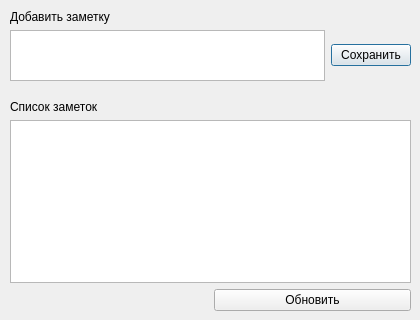
First picture: the form in NotesDialog.ui, repository okostynchuk/Outcall, before the edit.
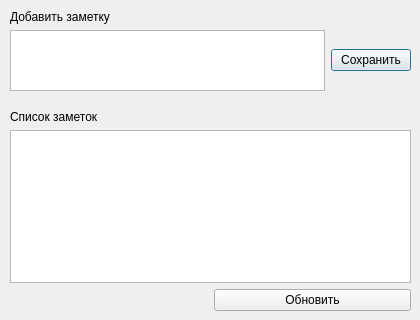
Second picture: the form after the edit.

Commit message: buatiful notes dialog

The edit to the form file:
```diff
--- a/NotesDialog.ui
+++ b/NotesDialog.ui
@@ -13,13 +13,13 @@
   <property name="windowTitle">
    <string>Заметки</string>
   </property>
-  <widget class="QWidget" name="">
+  <widget class="QWidget" name="layoutWidget">
    <property name="geometry">
     <rect>
      <x>10</x>
      <y>10</y>
      <width>401</width>
-     <height>71</height>
+     <height>81</height>
     </rect>
    </property>
    <layout class="QGridLayout" name="gridLayout">
@@ -59,13 +59,13 @@
     </item>
    </layout>
   </widget>
-  <widget class="QWidget" name="">
+  <widget class="QWidget" name="layoutWidget">
    <property name="geometry">
     <rect>
      <x>10</x>
-     <y>100</y>
+     <y>110</y>
      <width>401</width>
-     <height>211</height>
+     <height>201</height>
     </rect>
    </property>
    <layout class="QGridLayout" name="gridLayout_2">
```
Left out of the diff: 20 changed lines with no effect on the pictures.
